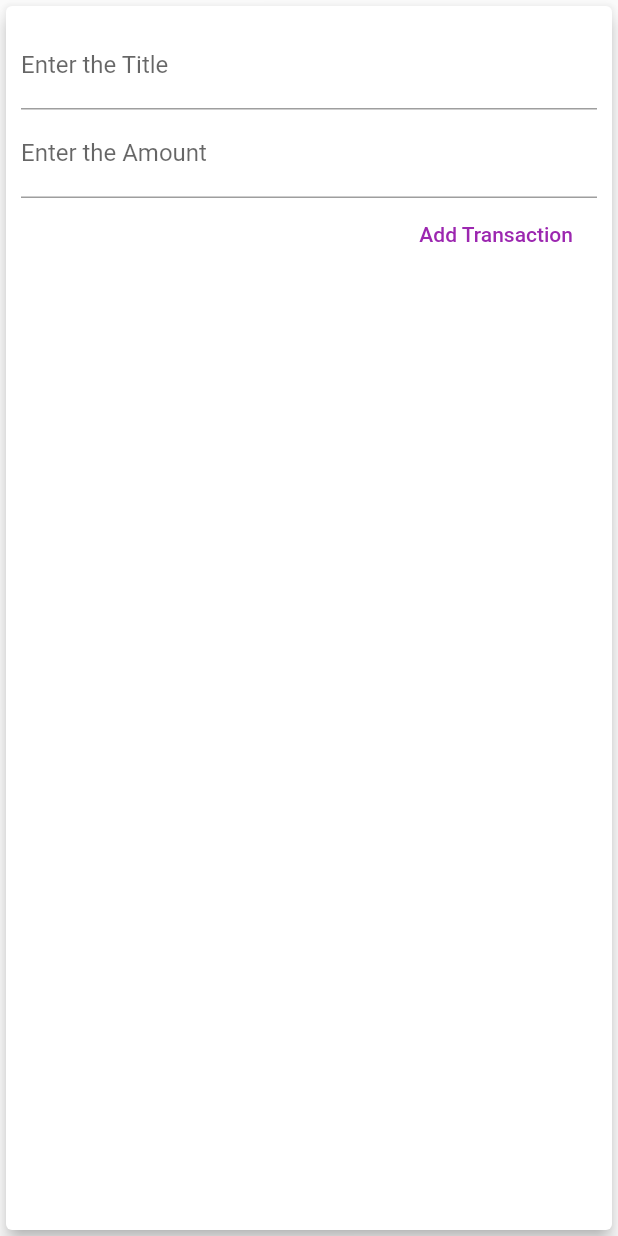
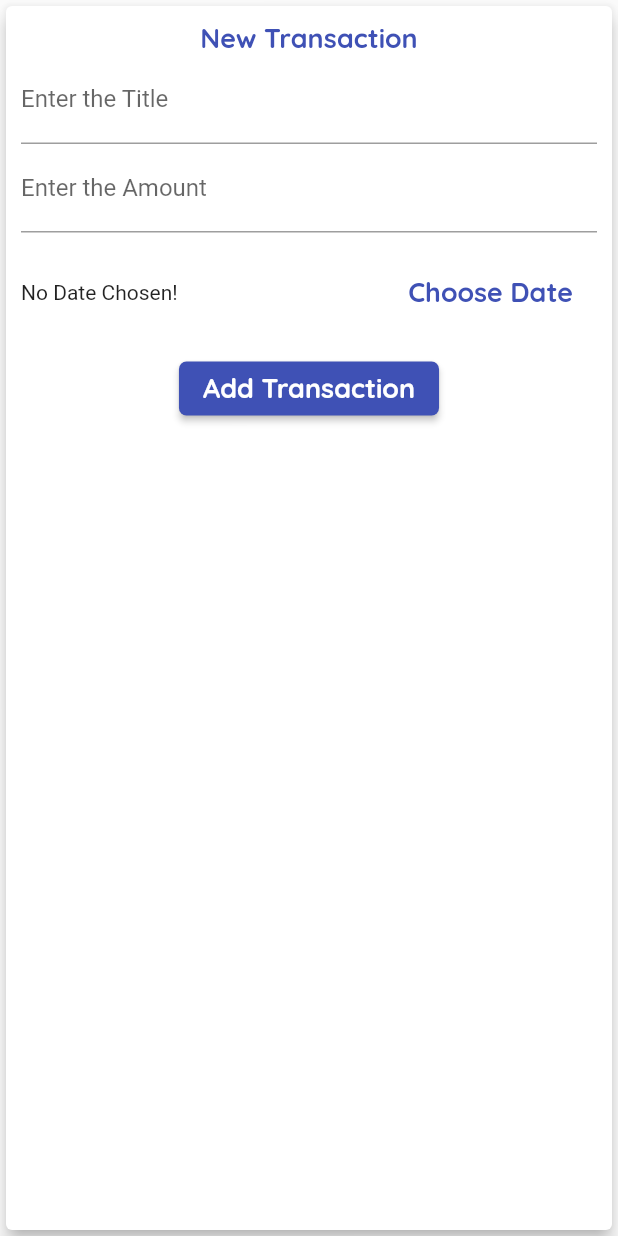
Before and after one commit to rajput-hemant/expense-tracker, a Flutter app: the NewTransaction widget shown alone on an empty page, opened directly with empty values, after a tap on "Add Transaction", on a phone screen of 412 x 824 dp. Run offline on Flutter 3.47's test engine with Material 2 defaults, Android fonts, the phone set to English and light mode, and no system bars.

Commit message:
Added DatePicker Widget
Signed-off-by: rajput-hemant <hemant.rajput_cs20@gla.ac.in>

```diff
--- a/lib/widgets/new_transaction.dart
+++ b/lib/widgets/new_transaction.dart
@@ -1,4 +1,5 @@
 import 'package:flutter/material.dart';
+import 'package:intl/intl.dart';
 
 class NewTransaction extends StatefulWidget {
   final Function addNewTransaction;
@@ -12,14 +13,16 @@ class NewTransaction extends StatefulWidget {
 class _NewTransactionState extends State<NewTransaction> {
   // String? titleInput;
   // String? amountInput;
-  final titleController = TextEditingController();
-  final amountController = TextEditingController();
+  final _titleController = TextEditingController();
+  final _amountController = TextEditingController();
+  DateTime? _selectedDate;
 
-  void submitData() {
-    final enteredTitle = titleController.text;
-    final enteredAmount = double.parse(amountController.text);
+  void _submitData() {
+    if (_amountController.text.isEmpty) return;
+    final enteredTitle = _titleController.text;
+    final enteredAmount = double.parse(_amountController.text);
 
-    if (enteredTitle.isEmpty || enteredAmount <= 0) {
+    if (enteredTitle.isEmpty || enteredAmount <= 0 || _selectedDate == null) {
       return;
     }
 
@@ -31,6 +34,18 @@ class _NewTransactionState extends State<NewTransaction> {
     Navigator.of(context).pop();
   }
 
+  void _presentDatePicker() {
+    showDatePicker(
+      context: context,
+      initialDate: DateTime.now(),
+      firstDate: DateTime(2019),
+      lastDate: DateTime.now(),
+    ).then((pickedDate) {
+      if (pickedDate == null) return;
+      setState(() => _selectedDate = pickedDate);
+    });
+  }
+
   @override
   Widget build(BuildContext context) {
     return Container(
@@ -39,25 +54,54 @@ class _NewTransactionState extends State<NewTransaction> {
         child: Container(
           padding: EdgeInsets.all(10),
           child: Column(
-            crossAxisAlignment: CrossAxisAlignment.end,
+            // crossAxisAlignment: CrossAxisAlignment.stretch,
             children: [
+              Center(
+                child: Text('New Transaction',
+                    style: Theme.of(context).textTheme.titleLarge),
+              ),
               TextField(
                 decoration: InputDecoration(labelText: 'Enter the Title'),
                 // onChanged: (value) => titleInput = value,
-                controller: titleController,
-                onSubmitted: (_) => submitData(),
+                controller: _titleController,
+                onSubmitted: (_) => _submitData(),
               ),
               TextField(
                 decoration: InputDecoration(labelText: 'Enter the Amount'),
                 // onChanged: (value) => amountInput = value,
-                controller: amountController,
+                controller: _amountController,
                 // keyboardType: TextInputType.number,
-                onSubmitted: (_) => submitData(),
+                onSubmitted: (_) => _submitData(),
               ),
-              FlatButton(
+              Container(
+                height: 80,
+                child: Row(
+                  children: [
+                    // ignore: unnecessary_null_comparison
+                    Expanded(
+                        child: Text(_selectedDate == null
+                            ? 'No Date Chosen!'
+                            : 'Picked Date: ${DateFormat.yMd().format(_selectedDate!)}')),
+                    FlatButton(
+                      // textColor: Theme.of(context).primaryColor,
+                      child: Text(
+                        'Choose Date',
+                        // style: TextStyle(fontWeight: FontWeight.bold)
+                        style: Theme.of(context).textTheme.headline6,
+                      ),
+                      onPressed: _presentDatePicker,
+                    ),
+                  ],
+                ),
+              ),
+              ElevatedButton(
+                onPressed: _submitData,
                 child: Text('Add Transaction'),
-                textColor: Colors.purple,
-                onPressed: submitData,
+                style: ElevatedButton.styleFrom(
+                    shape: RoundedRectangleBorder(
+                      borderRadius: BorderRadius.circular(5),
+                    ),
+                    textStyle: Theme.of(context).textTheme.headline6),
               )
             ],
           ),
```
